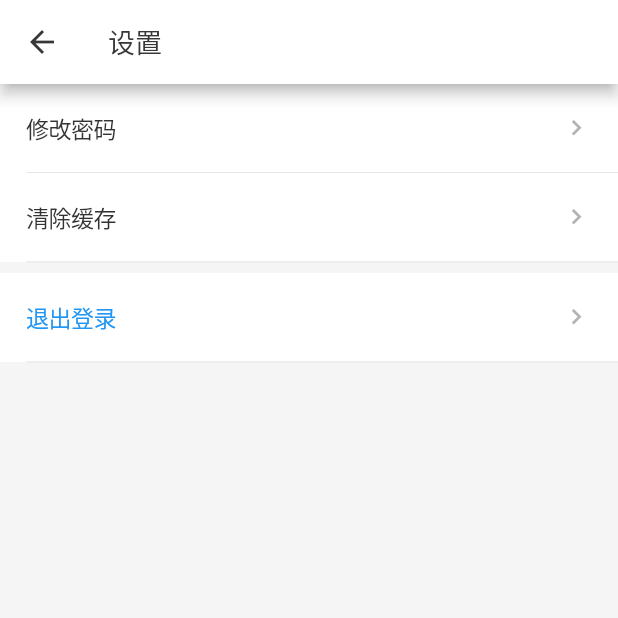
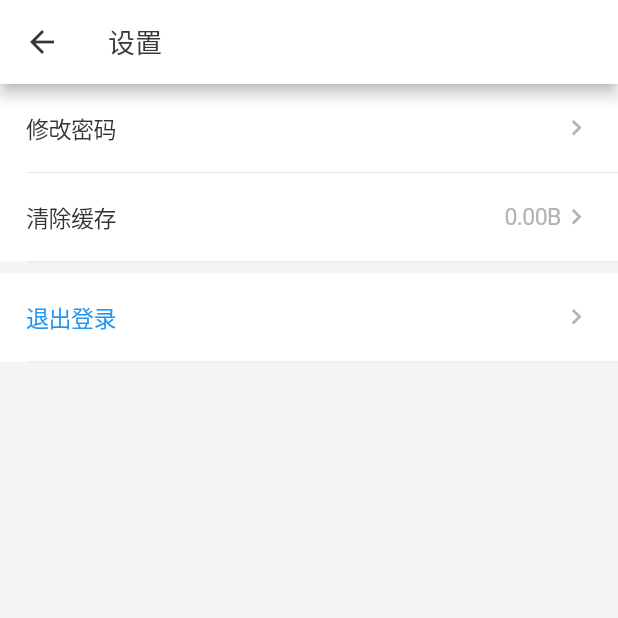
Before and after one commit to LCJ-MinYa/kjt-bsp, a Flutter app: the SettingScreen screen opened by its route, on a phone screen of 412 x 824 dp, the top half of it. Run offline on Flutter 3.47's test engine with Material 2 defaults, Android fonts, the phone set to English and light mode, and no system bars; our stand-ins replace flutter_screenutil, flutter_swiper, fluttertoast, image_picker.

Commit message:
清除缓存和显示dialog

```diff
--- a/lib/screen/mine/settingScreen.dart
+++ b/lib/screen/mine/settingScreen.dart
@@ -1,7 +1,10 @@
+import 'package:flutter/cupertino.dart';
 import 'package:flutter/material.dart';
+import 'package:kjt_bsp/common/cache.dart';
 import 'package:kjt_bsp/common/toast.dart';
 import 'package:kjt_bsp/styles/uiSize.dart';
 import 'package:kjt_bsp/widget/cell/nameCellWidget.dart';
+import '../../widget/popup/alertDialogWidget.dart';
 
 class SettingScreen extends StatefulWidget {
     @override
@@ -9,6 +12,14 @@ class SettingScreen extends StatefulWidget {
 }
 
 class _SettingScreenState extends State<SettingScreen> {
+    String _cacheSizeStr;
+
+    @override
+    void initState() {
+        super.initState();
+        _initCacheSize();
+    }
+
     @override
     Widget build(BuildContext context) {
         UISize.init(context);
@@ -28,8 +39,9 @@ class _SettingScreenState extends State<SettingScreen> {
                     NameCellWidget(
                         showBottomBorder: false,
                         value: '清除缓存',
-                        onTap: (){
-                            toast('测试toast得效果');
+                        rightText: _cacheSizeStr,
+                        onTap: () {
+                            showAlertDialog(context, '清除缓存', '确认清除APP缓存信息吗？', _confirmClearCache);
                         },
                     ),
                     SizedBox(height: UISize.height(12)),
@@ -38,11 +50,34 @@ class _SettingScreenState extends State<SettingScreen> {
                         valueTextStyle: TextStyle(fontSize: UISize.size(28)),
                         showBottomBorder: false,
                         onTap: (){
+                            showAlertDialog(context, '退出登录', '确认退出APP登录吗？', () async{
 
+                            });
                         },
                     ),
                 ],
             ),
         );
     }
+
+    //初始化缓存大小
+    _initCacheSize() async{
+        _cacheSizeStr = await Cache.loadCache();
+        setState(() {
+            _cacheSizeStr = _cacheSizeStr;
+        });
+    }
+
+    //确认开始清除缓存
+    _confirmClearCache() async{
+        if(_cacheSizeStr == '0.00B'){
+            toast('暂无更多缓存清理啦~');
+            return;
+        }
+        await Cache.clearCache();
+        _cacheSizeStr = await Cache.loadCache();
+        setState(() {
+            _cacheSizeStr = _cacheSizeStr;
+        });
+    }
 }
--- a/lib/widget/cell/nameCellWidget.dart
+++ b/lib/widget/cell/nameCellWidget.dart
@@ -9,7 +9,8 @@ class NameCellWidget extends StatelessWidget {
     final String value;             //对应值
     final TextStyle valueTextStyle; //对应值自定义样式
     final Color bgColor;            //背景颜色 =>默认白色
-    final bool showArrow;           //是否显示右侧箭头 =>默认显示
+    final bool showArrow;           //是否显示右侧箭头 => 默认显示
+    final String rightText;         //是否显示右侧箭头前面的文本 => 默认不显示
     final double height;            //自定义高度 => 默认48dp
     final double borderRadius;      //是否有圆角 => 默认无圆角
     final bool showBottomBorder;    //是否显示底部边框 => 默认显示
@@ -20,11 +21,43 @@ class NameCellWidget extends StatelessWidget {
         this.valueTextStyle,
         this.bgColor = Colors.white,
         this.showArrow = true,
+        this.rightText,
         @required this.value,
         this.height = 96,
         this.borderRadius = 0,
         this.showBottomBorder = true,
     });
+
+    final TextStyle _baseTextStyle = TextStyle(
+        color: Color(0xff333333),
+        fontSize: UISize.size(28)
+    );
+
+    final TextStyle _rightTextStyle = TextStyle(
+        color: Color(0xffB3B3B3),
+        fontSize: UISize.size(28)
+    );
+
+    Widget _rightWidget(){
+        if(showArrow && rightText != null){
+            return Row(
+                children: <Widget>[
+                    Text(rightText, style: _rightTextStyle),
+                    Icon(
+                        Icons.keyboard_arrow_right,
+                        color: Color(0xffB3B3B3)
+                    )
+                ],
+            );
+        }else if(showArrow && rightText == null){
+            return Icon(
+                Icons.keyboard_arrow_right,
+                color: Color(0xffB3B3B3)
+            );
+        }else{
+            return Container(width: 0, height: 0);
+        }
+    }
 
     Widget _nameCellWidget(){
         return Container(
@@ -52,10 +85,7 @@ class NameCellWidget extends StatelessWidget {
                             height: double.infinity,
                             child: Text(
                                 title,
-                                style: TextStyle(
-                                    fontSize: UISize.size(28),
-                                    color: Color(0xff333333)
-                                ),
+                                style: _baseTextStyle,
                             ),
                             alignment: Alignment.centerLeft,
                         ) : Container(width: 0, height: 0),
@@ -68,15 +98,9 @@ class NameCellWidget extends StatelessWidget {
                                     children: <Widget>[
                                         Text(
                                             value,
-                                            style: valueTextStyle != null ? valueTextStyle : TextStyle(
-                                                color: Color(0xff333333),
-                                                fontSize: UISize.size(28)
-                                            ),
+                                            style: valueTextStyle != null ? valueTextStyle : _baseTextStyle,
                                         ),
-                                        showArrow ? Icon(
-                                            Icons.keyboard_arrow_right,
-                                            color: Color(0xffB3B3B3)
-                                        ) : Container(width: 0, height: 0),
+                                        _rightWidget(),
                                     ],
                                 ),
                             ),
```
Also changed, not shown: lib/common/cache.dart (+30 -5 lines), lib/widget/popup/alertDialogWidget.dart (added, +41 -0 lines).
